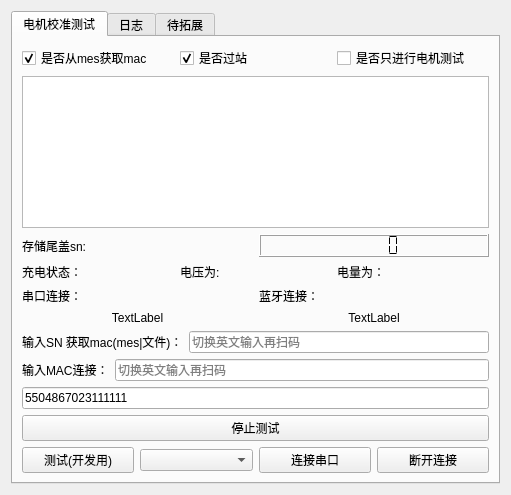
Qt form work_station/motor/motor.ui (yuhuang163/test) before a commit.
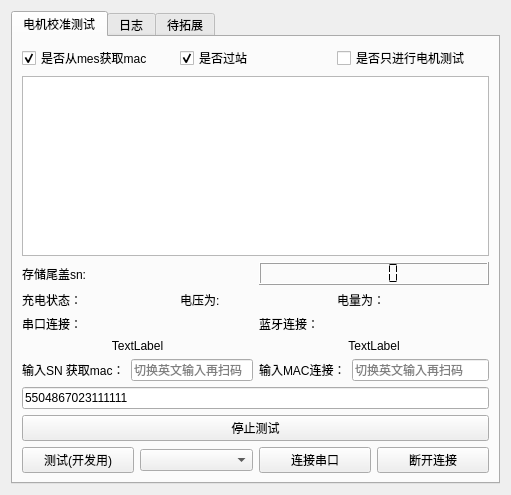
The same form after that commit.

Commit message: // [DEBUG_VER] 显示dongle的信息 // [CAMERA_VER] 添加mes报错以及mes正常上报，以及ui界面调整，调整重发pb次数 // [IMU_VER] 添加mes报错以及mes正常上报，以及ui界面调整，调整重发pb次数 // [AGE_VER] 添加mes报错以及mes正常上报，以及ui界面调整，调整重发pb次数 // [MOTOR_VER] 添加mes报错以及mes正常上报，以及ui界面调整，调整重发pb次数 // [QC_VER] 添加mes报错以及mes正常上报，以及ui界面调整，调整重发pb次数 // [SCREEN_VER] 添加mes报错以及mes正常上报，以及ui界面调整，调整重发pb次数，调整修复第一个跑起来了，最后开始回车导致无法弹窗问题 // [LIGHT_VER] 添加mes报错以及mes正常上报，以及ui界面调整，调整重发pb次数 // [SINGLE_VER] 添加mes报错以及mes正常上报，以及ui界面调整，调整重发pb次数 // [FREE_VER] 添加mes报错以及mes正常上报，以及ui界面调整，调整重发pb次数 // [PCBA_VER] //

```diff
--- a/work_station/motor/motor.ui
+++ b/work_station/motor/motor.ui
@@ -122,60 +122,6 @@
          <property name="topMargin">
           <number>0</number>
          </property>
-         <item>
-          <layout class="QHBoxLayout" name="horizontalLayout_2">
-           <item>
-            <widget class="QLabel" name="label_3">
-             <property name="text">
-              <string>输入SN 获取mac(mes|文件)：</string>
-             </property>
-            </widget>
-           </item>
-           <item>
-            <widget class="QLineEdit" name="getMac">
-             <property name="placeholderText">
-              <string>切换英文输入再扫码</string>
-             </property>
-            </widget>
-           </item>
-          </layout>
-         </item>
-         <item>
-          <layout class="QHBoxLayout" name="horizontalLayout_5">
-           <property name="topMargin">
-            <number>0</number>
-           </property>
-           <item>
-            <widget class="QLabel" name="label_2">
-             <property name="text">
-              <string>输入MAC连接：</string>
-             </property>
-            </widget>
-           </item>
-           <item>
-            <widget class="QLineEdit" name="macInput">
-             <property name="sizePolicy">
-              <sizepolicy hsizetype="Expanding" vsizetype="Fixed">
-               <horstretch>0</horstretch>
-               <verstretch>0</verstretch>
-              </sizepolicy>
-             </property>
-             <property name="inputMask">
-              <string/>
-             </property>
-             <property name="text">
-              <string/>
-             </property>
-             <property name="readOnly">
-              <bool>false</bool>
-             </property>
-             <property name="placeholderText">
-              <string>切换英文输入再扫码</string>
-             </property>
-            </widget>
-           </item>
-          </layout>
-         </item>
          <item>
           <widget class="QLineEdit" name="nfc_sn">
            <property name="text">
@@ -260,6 +206,67 @@
          </item>
         </layout>
        </item>
+       <item row="7" column="0" colspan="2">
+        <layout class="QHBoxLayout" name="horizontalLayout_9">
+         <property name="topMargin">
+          <number>0</number>
+         </property>
+         <item>
+          <layout class="QHBoxLayout" name="horizontalLayout_2">
+           <item>
+            <widget class="QLabel" name="label_3">
+             <property name="text">
+              <string>输入SN 获取mac：</string>
+             </property>
+            </widget>
+           </item>
+           <item>
+            <widget class="QLineEdit" name="getMac">
+             <property name="placeholderText">
+              <string>切换英文输入再扫码</string>
+             </property>
+            </widget>
+           </item>
+          </layout>
+         </item>
+         <item>
+          <layout class="QHBoxLayout" name="horizontalLayout_5">
+           <property name="topMargin">
+            <number>0</number>
+           </property>
+           <item>
+            <widget class="QLabel" name="label_2">
+             <property name="text">
+              <string>输入MAC连接：</string>
+             </property>
+            </widget>
+           </item>
+           <item>
+            <widget class="QLineEdit" name="macInput">
+             <property name="sizePolicy">
+              <sizepolicy hsizetype="Expanding" vsizetype="Fixed">
+               <horstretch>0</horstretch>
+               <verstretch>0</verstretch>
+              </sizepolicy>
+             </property>
+             <property name="inputMask">
+              <string/>
+             </property>
+             <property name="text">
+              <string/>
+             </property>
+             <property name="readOnly">
+              <bool>false</bool>
+             </property>
+             <property name="placeholderText">
+              <string>切换英文输入再扫码</string>
+             </property>
+            </widget>
+           </item>
+          </layout>
+         </item>
+        </layout>
+       </item>
       </layout>
      </widget>
      <widget class="QWidget" name="tab_3">
```
The commit also changes 42 other files.
